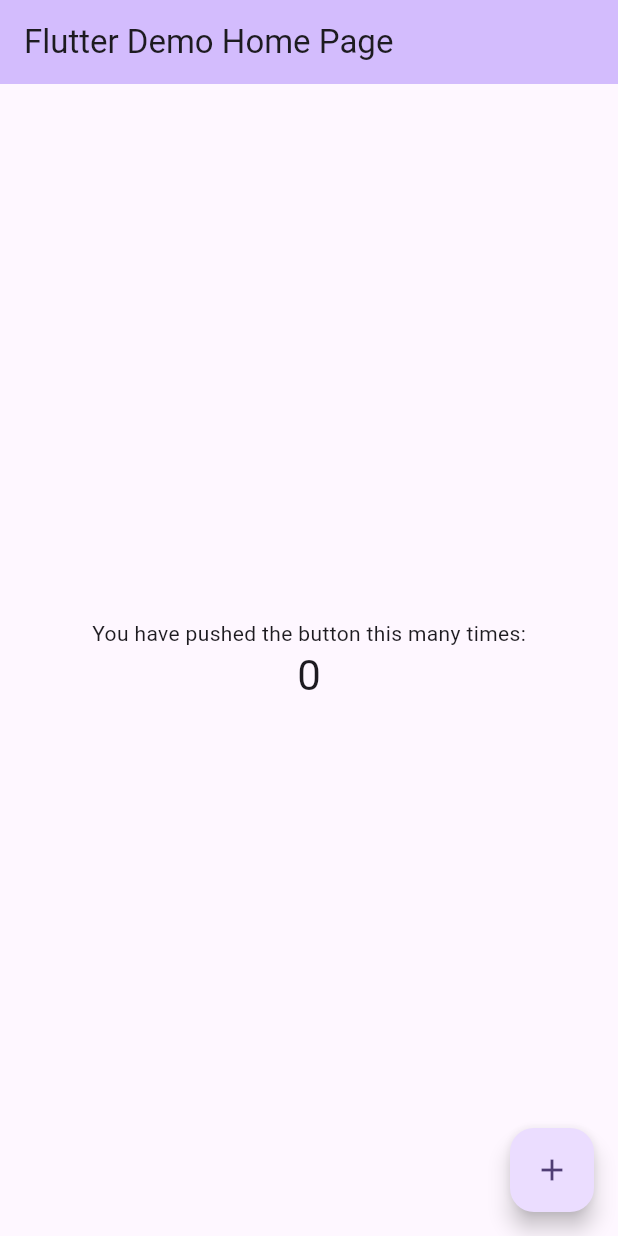
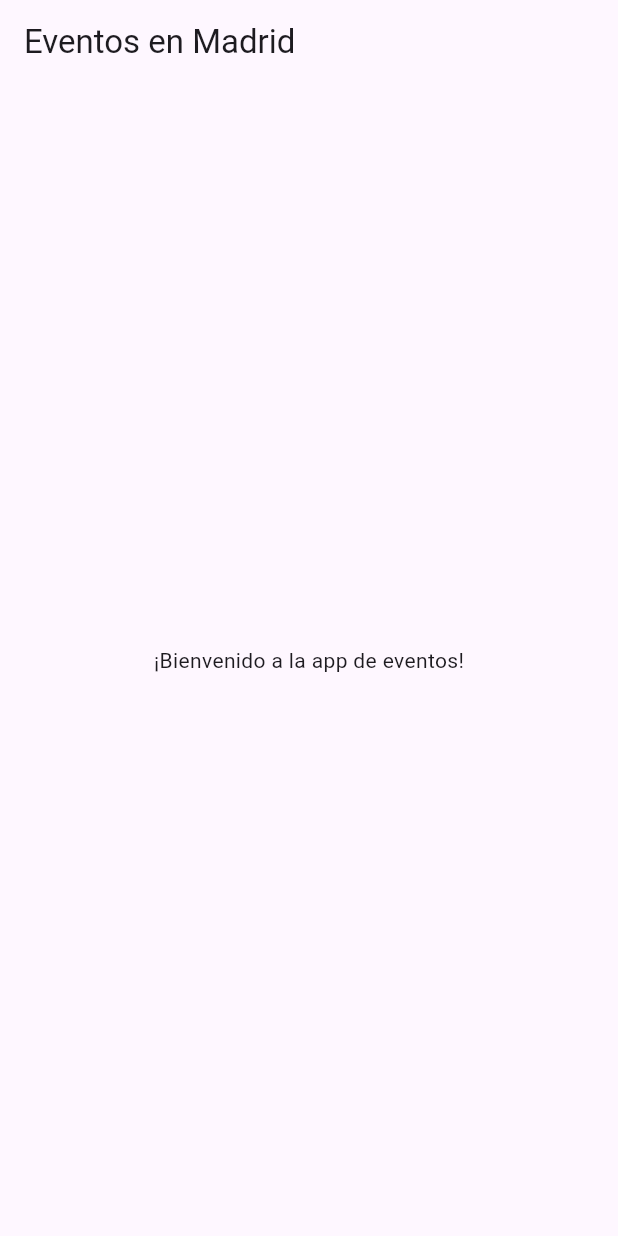
Before and after one commit to pcl98/actividad_2_disp_moviles, a Flutter app: the screen it shows after launch, on a phone screen of 412 x 824 dp. Run offline on Flutter 3.47's test engine with Material 3 defaults, Android fonts, the light colour scheme and no system bars.

Commit message:
pantalla Home inicial

```diff
--- a/lib/main.dart
+++ b/lib/main.dart
@@ -1,122 +1,17 @@
 import 'package:flutter/material.dart';
+import 'screens/home_screen.dart';
 
-void main() {
-  runApp(const MyApp());
-}
+void main() => runApp(EventApp());
 
-class MyApp extends StatelessWidget {
-  const MyApp({super.key});
+class EventApp extends StatelessWidget {
+  const EventApp({super.key});
 
-  // This widget is the root of your application.
   @override
   Widget build(BuildContext context) {
     return MaterialApp(
-      title: 'Flutter Demo',
-      theme: ThemeData(
-        // This is the theme of your application.
-        //
-        // TRY THIS: Try running your application with "flutter run". You'll see
-        // the application has a purple toolbar. Then, without quitting the app,
-        // try changing the seedColor in the colorScheme below to Colors.green
-        // and then invoke "hot reload" (save your changes or press the "hot
-        // reload" button in a Flutter-supported IDE, or press "r" if you used
-        // the command line to start the app).
-        //
-        // Notice that the counter didn't reset back to zero; the application
-        // state is not lost during the reload. To reset the state, use hot
-        // restart instead.
-        //
-        // This works for code too, not just values: Most code changes can be
-        // tested with just a hot reload.
-        colorScheme: ColorScheme.fromSeed(seedColor: Colors.deepPurple),
-      ),
-      home: const MyHomePage(title: 'Flutter Demo Home Page'),
+      title: 'Eventos Madrid',
+      theme: ThemeData(primarySwatch: Colors.indigo),
+      home: HomeScreen(),
     );
   }
 }
-
-class MyHomePage extends StatefulWidget {
-  const MyHomePage({super.key, required this.title});
-
-  // This widget is the home page of your application. It is stateful, meaning
-  // that it has a State object (defined below) that contains fields that affect
-  // how it looks.
-
-  // This class is the configuration for the state. It holds the values (in this
-  // case the title) provided by the parent (in this case the App widget) and
-  // used by the build method of the State. Fields in a Widget subclass are
-  // always marked "final".
-
-  final String title;
-
-  @override
-  State<MyHomePage> createState() => _MyHomePageState();
-}
-
-class _MyHomePageState extends State<MyHomePage> {
-  int _counter = 0;
-
-  void _incrementCounter() {
-    setState(() {
-      // This call to setState tells the Flutter framework that something has
-      // changed in this State, which causes it to rerun the build method below
-      // so that the display can reflect the updated values. If we changed
-      // _counter without calling setState(), then the build method would not be
-      // called again, and so nothing would appear to happen.
-      _counter++;
-    });
-  }
-
-  @override
-  Widget build(BuildContext context) {
-    // This method is rerun every time setState is called, for instance as done
-    // by the _incrementCounter method above.
-    //
-    // The Flutter framework has been optimized to make rerunning build methods
-    // fast, so that you can just rebuild anything that needs updating rather
-    // than having to individually change instances of widgets.
-    return Scaffold(
-      appBar: AppBar(
-        // TRY THIS: Try changing the color here to a specific color (to
-        // Colors.amber, perhaps?) and trigger a hot reload to see the AppBar
-        // change color while the other colors stay the same.
-        backgroundColor: Theme.of(context).colorScheme.inversePrimary,
-        // Here we take the value from the MyHomePage object that was created by
-        // the App.build method, and use it to set our appbar title.
-        title: Text(widget.title),
-      ),
-      body: Center(
-        // Center is a layout widget. It takes a single child and positions it
-        // in the middle of the parent.
-        child: Column(
-          // Column is also a layout widget. It takes a list of children and
-          // arranges them vertically. By default, it sizes itself to fit its
-          // children horizontally, and tries to be as tall as its parent.
-          //
-          // Column has various properties to control how it sizes itself and
-          // how it positions its children. Here we use mainAxisAlignment to
-          // center the children vertically; the main axis here is the vertical
-          // axis because Columns are vertical (the cross axis would be
-          // horizontal).
-          //
-          // TRY THIS: Invoke "debug painting" (choose the "Toggle Debug Paint"
-          // action in the IDE, or press "p" in the console), to see the
-          // wireframe for each widget.
-          mainAxisAlignment: MainAxisAlignment.center,
-          children: <Widget>[
-            const Text('You have pushed the button this many times:'),
-            Text(
-              '$_counter',
-              style: Theme.of(context).textTheme.headlineMedium,
-            ),
-          ],
-        ),
-      ),
-      floatingActionButton: FloatingActionButton(
-        onPressed: _incrementCounter,
-        tooltip: 'Increment',
-        child: const Icon(Icons.add),
-      ), // This trailing comma makes auto-formatting nicer for build methods.
-    );
-  }
-}
--- /dev/null
+++ b/lib/screens/home_screen.dart
@@ -0,0 +1,15 @@
+import 'package:flutter/material.dart';
+
+/// PANTALLA PRINCIPAL
+
+class HomeScreen extends StatelessWidget {
+  const HomeScreen({super.key});
+
+  @override
+  Widget build(BuildContext context) {
+    return Scaffold(
+      appBar: AppBar(title: Text('Eventos en Madrid')),
+      body: Center(child: Text('¡Bienvenido a la app de eventos!')),
+    );
+  }
+}
```
